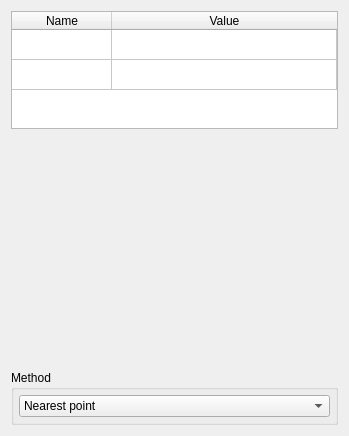
First picture: the form in PostTelemac/meshlayertools/ValueTool.ui, repository nicogodet/PostTelemac, before the edit.
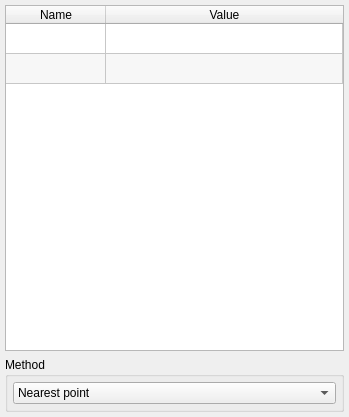
Second picture: the form after the edit.

Commit message: Ui truc chiant

```diff
--- a/PostTelemac/meshlayertools/ValueTool.ui
+++ b/PostTelemac/meshlayertools/ValueTool.ui
@@ -7,11 +7,11 @@
     <x>0</x>
     <y>0</y>
     <width>349</width>
-    <height>436</height>
+    <height>417</height>
    </rect>
   </property>
   <property name="sizePolicy">
-   <sizepolicy hsizetype="Preferred" vsizetype="Preferred">
+   <sizepolicy hsizetype="Preferred" vsizetype="Expanding">
     <horstretch>0</horstretch>
     <verstretch>0</verstretch>
    </sizepolicy>
@@ -19,7 +19,19 @@
   <property name="windowTitle">
    <string>Form</string>
   </property>
-  <layout class="QVBoxLayout" name="verticalLayout" stretch="1,2,0">
+  <layout class="QVBoxLayout" name="verticalLayout" stretch="1,0">
+   <property name="leftMargin">
+    <number>5</number>
+   </property>
+   <property name="topMargin">
+    <number>5</number>
+   </property>
+   <property name="rightMargin">
+    <number>5</number>
+   </property>
+   <property name="bottomMargin">
+    <number>5</number>
+   </property>
    <item>
     <widget class="QTableWidget" name="tableWidget_values">
      <property name="sizePolicy">
@@ -29,7 +41,7 @@
       </sizepolicy>
      </property>
      <property name="verticalScrollBarPolicy">
-      <enum>Qt::ScrollBarAlwaysOff</enum>
+      <enum>Qt::ScrollBarAsNeeded</enum>
      </property>
      <property name="editTriggers">
       <set>QAbstractItemView::DoubleClicked</set>
@@ -37,6 +49,9 @@
      <property name="showDropIndicator" stdset="0">
       <bool>false</bool>
      </property>
+     <property name="alternatingRowColors">
+      <bool>true</bool>
+     </property>
      <property name="selectionMode">
       <enum>QAbstractItemView::SingleSelection</enum>
      </property>
@@ -78,22 +93,6 @@
      </column>
     </widget>
    </item>
-   <item>
-    <spacer name="verticalSpacer">
-     <property name="orientation">
-      <enum>Qt::Vertical</enum>
-     </property>
-     <property name="sizeType">
-      <enum>QSizePolicy::Minimum</enum>
-     </property>
-     <property name="sizeHint" stdset="0">
-      <size>
-       <width>20</width>
-       <height>40</height>
-      </size>
-     </property>
-    </spacer>
-   </item>
    <item>
     <widget class="QGroupBox" name="groupBox_2">
      <property name="title">
```
The commit also changes 2 other files.
